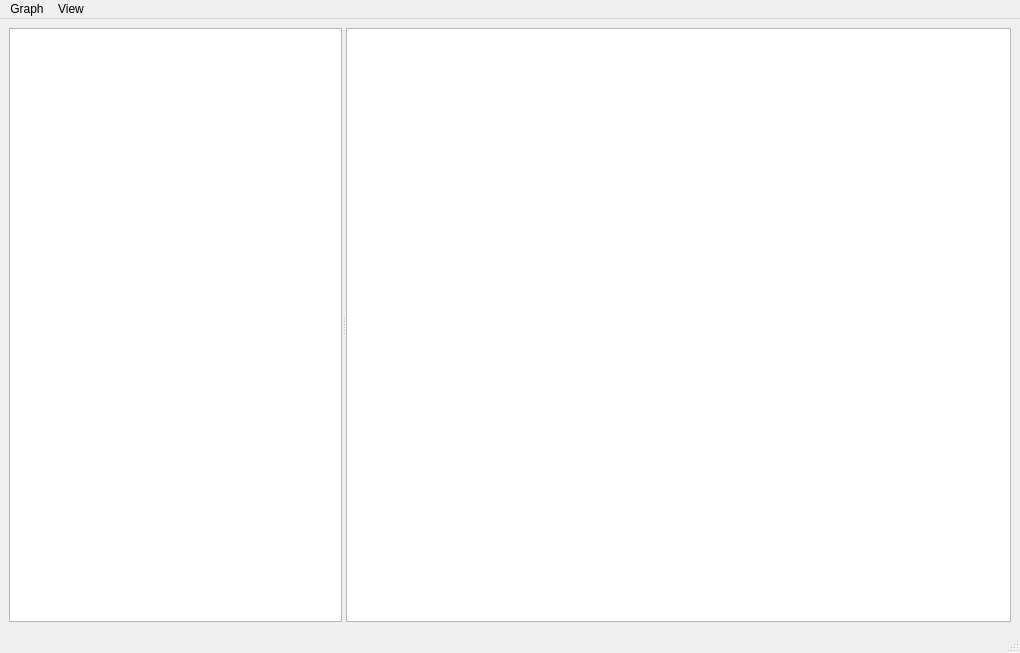
First picture: the form in spinetoolbox/ui/graph_view_form.ui, repository spine-tools/Spine-Toolbox, before the edit.
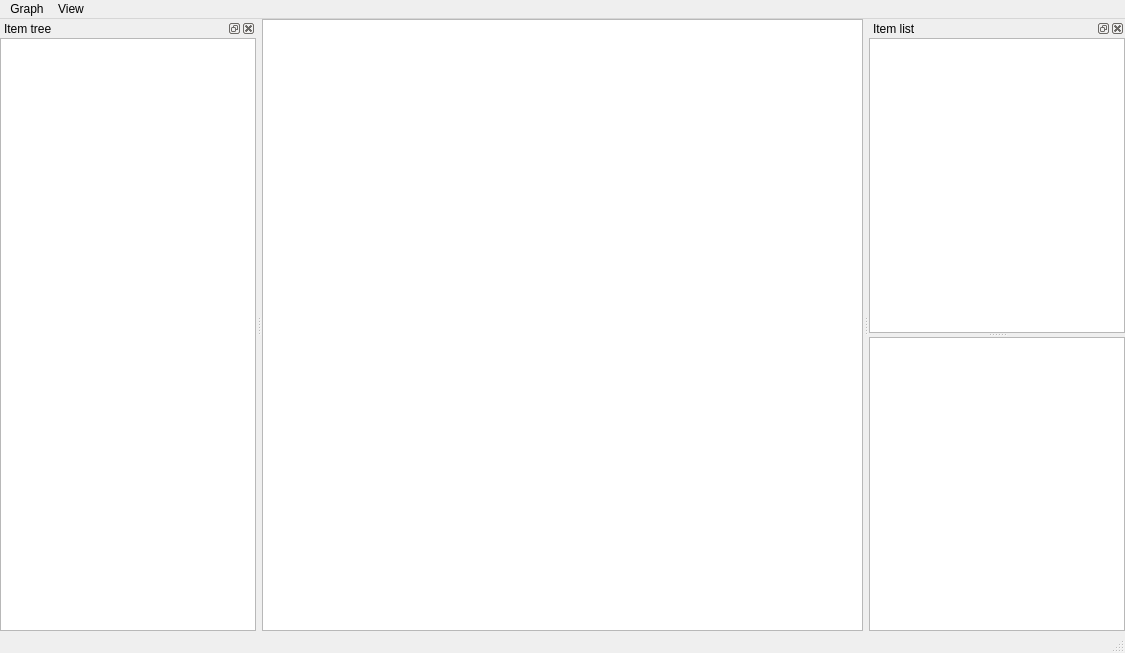
Second picture: the form after the edit. Custom widgets are drawn as their Qt base class.

Commit message: Issue #46 updated; - use dockwidgets. - use same ObjectTreeModel as TreeViewForm - towards adding items with dragndrop

The edit to the form file:
```diff
--- a/spinetoolbox/ui/graph_view_form.ui
+++ b/spinetoolbox/ui/graph_view_form.ui
@@ -18,7 +18,7 @@
    <rect>
     <x>0</x>
     <y>0</y>
-    <width>1020</width>
+    <width>1125</width>
     <height>653</height>
    </rect>
   </property>
@@ -27,36 +27,35 @@
   </property>
   <widget class="QWidget" name="centralwidget">
    <layout class="QVBoxLayout" name="verticalLayout_2">
+    <property name="spacing">
+     <number>6</number>
+    </property>
+    <property name="leftMargin">
+     <number>0</number>
+    </property>
+    <property name="topMargin">
+     <number>0</number>
+    </property>
+    <property name="rightMargin">
+     <number>0</number>
+    </property>
+    <property name="bottomMargin">
+     <number>0</number>
+    </property>
     <item>
-     <widget class="QSplitter" name="splitter_tree_graph">
-      <property name="orientation">
-       <enum>Qt::Horizontal</enum>
+     <widget class="GraphViewGraphicsView" name="graphicsView">
+      <property name="sizePolicy">
+       <sizepolicy hsizetype="Expanding" vsizetype="Expanding">
+        <horstretch>2</horstretch>
+        <verstretch>0</verstretch>
+       </sizepolicy>
       </property>
-      <widget class="QTreeView" name="treeView">
-       <property name="sizePolicy">
-        <sizepolicy hsizetype="Expanding" vsizetype="Expanding">
-         <horstretch>1</horstretch>
-         <verstretch>0</verstretch>
-        </sizepolicy>
-       </property>
-       <property name="selectionMode">
-        <enum>QAbstractItemView::ExtendedSelection</enum>
-       </property>
-      </widget>
-      <widget class="ZoomQGraphicsView" name="graphicsView">
-       <property name="sizePolicy">
-        <sizepolicy hsizetype="Expanding" vsizetype="Expanding">
-         <horstretch>2</horstretch>
-         <verstretch>0</verstretch>
-        </sizepolicy>
-       </property>
-       <property name="mouseTracking">
-        <bool>true</bool>
-       </property>
-       <property name="dragMode">
-        <enum>QGraphicsView::ScrollHandDrag</enum>
-       </property>
-      </widget>
+      <property name="mouseTracking">
+       <bool>true</bool>
+      </property>
+      <property name="dragMode">
+       <enum>QGraphicsView::ScrollHandDrag</enum>
+      </property>
      </widget>
     </item>
    </layout>
@@ -66,7 +65,7 @@
     <rect>
      <x>0</x>
      <y>0</y>
-     <width>1020</width>
+     <width>1125</width>
      <height>25</height>
     </rect>
    </property>
@@ -80,11 +79,193 @@
     <property name="title">
      <string>View</string>
     </property>
+    <widget class="QMenu" name="menuDock_Widgets">
+     <property name="title">
+      <string>Dock Widgets</string>
+     </property>
+    </widget>
+    <addaction name="menuDock_Widgets"/>
    </widget>
    <addaction name="menuGraph"/>
    <addaction name="menuView"/>
   </widget>
   <widget class="QStatusBar" name="statusbar"/>
+  <widget class="QDockWidget" name="dockWidget_item_list">
+   <property name="windowTitle">
+    <string>Item list</string>
+   </property>
+   <attribute name="dockWidgetArea">
+    <number>2</number>
+   </attribute>
+   <widget class="QWidget" name="dockWidgetContents">
+    <layout class="QVBoxLayout" name="verticalLayout_3">
+     <property name="spacing">
+      <number>0</number>
+     </property>
+     <property name="leftMargin">
+      <number>0</number>
+     </property>
+     <property name="topMargin">
+      <number>0</number>
+     </property>
+     <property name="rightMargin">
+      <number>0</number>
+     </property>
+     <property name="bottomMargin">
+      <number>0</number>
+     </property>
+     <item>
+      <widget class="QSplitter" name="splitter">
+       <property name="orientation">
+        <enum>Qt::Vertical</enum>
+       </property>
+       <widget class="ObjectClassListView" name="listView_object">
+        <property name="minimumSize">
+         <size>
+          <width>0</width>
+          <height>0</height>
+         </size>
+        </property>
+        <property name="font">
+         <font>
+          <pointsize>10</pointsize>
+         </font>
+        </property>
+        <property name="mouseTracking">
+         <bool>true</bool>
+        </property>
+        <property name="editTriggers">
+         <set>QAbstractItemView::NoEditTriggers</set>
+        </property>
+        <property name="showDropIndicator" stdset="0">
+         <bool>false</bool>
+        </property>
+        <property name="dragEnabled">
+         <bool>false</bool>
+        </property>
+        <property name="dragDropMode">
+         <enum>QAbstractItemView::NoDragDrop</enum>
+        </property>
+        <property name="defaultDropAction">
+         <enum>Qt::CopyAction</enum>
+        </property>
+        <property name="iconSize">
+         <size>
+          <width>32</width>
+          <height>32</height>
+         </size>
+        </property>
+        <property name="textElideMode">
+         <enum>Qt::ElideMiddle</enum>
+        </property>
+        <property name="movement">
+         <enum>QListView::Static</enum>
+        </property>
+        <property name="flow">
+         <enum>QListView::LeftToRight</enum>
+        </property>
+        <property name="isWrapping" stdset="0">
+         <bool>true</bool>
+        </property>
+        <property name="resizeMode">
+         <enum>QListView::Adjust</enum>
+        </property>
+        <property name="gridSize">
+         <size>
+          <width>112</width>
+          <height>64</height>
+         </size>
+        </property>
+        <property name="viewMode">
+         <enum>QListView::IconMode</enum>
+        </property>
+        <property name="uniformItemSizes">
+         <bool>false</bool>
+        </property>
+        <property name="wordWrap">
+         <bool>true</bool>
+        </property>
+        <property name="selectionRectVisible">
+         <bool>true</bool>
+        </property>
+       </widget>
+       <widget class="QListView" name="listView_relationship">
+        <property name="showDropIndicator" stdset="0">
+         <bool>false</bool>
+        </property>
+        <property name="dragEnabled">
+         <bool>false</bool>
+        </property>
+        <property name="dragDropMode">
+         <enum>QAbstractItemView::NoDragDrop</enum>
+        </property>
+        <property name="iconSize">
+         <size>
+          <width>24</width>
+          <height>24</height>
+         </size>
+        </property>
+        <property name="viewMode">
+         <enum>QListView::ListMode</enum>
+        </property>
+        <property name="uniformItemSizes">
+         <bool>true</bool>
+        </property>
+        <property name="wordWrap">
+         <bool>true</bool>
+        </property>
+       </widget>
+      </widget>
+     </item>
+    </layout>
+   </widget>
+  </widget>
+  <widget class="QDockWidget" name="dockWidget_item_tree">
+   <property name="windowTitle">
+    <string>Item tree</string>
+   </property>
+   <attribute name="dockWidgetArea">
+    <number>1</number>
+   </attribute>
+   <widget class="QWidget" name="dockWidgetContents_2">
+    <layout class="QVBoxLayout" name="verticalLayout">
+     <property name="spacing">
+      <number>6</number>
+     </property>
+     <property name="leftMargin">
+      <number>0</number>
+     </property>
+     <property name="topMargin">
+      <number>0</number>
+     </property>
+     <property name="rightMargin">
+      <number>0</number>
+     </property>
+     <property name="bottomMargin">
+      <number>0</number>
+     </property>
+     <item>
+      <widget class="QTreeView" name="treeView">
+       <property name="sizePolicy">
+        <sizepolicy hsizetype="Expanding" vsizetype="Expanding">
+         <horstretch>1</horstretch>
+         <verstretch>0</verstretch>
+        </sizepolicy>
+       </property>
+       <property name="editTriggers">
+        <set>QAbstractItemView::EditKeyPressed</set>
+       </property>
+       <property name="selectionMode">
+        <enum>QAbstractItemView::ExtendedSelection</enum>
+       </property>
+       <attribute name="headerVisible">
+        <bool>false</bool>
+       </attribute>
+      </widget>
+     </item>
+    </layout>
+   </widget>
+  </widget>
   <action name="actionBuild">
    <property name="text">
     <string>Rebuild</string>
@@ -93,13 +274,28 @@
     <string>F5</string>
    </property>
   </action>
+  <action name="actionDock_widgets">
+   <property name="text">
+    <string>Dock Widgets</string>
+   </property>
+  </action>
+  <action name="actiontodos">
+   <property name="text">
+    <string>todos</string>
+   </property>
+  </action>
  </widget>
  <customwidgets>
   <customwidget>
-   <class>ZoomQGraphicsView</class>
+   <class>GraphViewGraphicsView</class>
    <extends>QGraphicsView</extends>
    <header>widgets/custom_qgraphicsview.h</header>
   </customwidget>
+  <customwidget>
+   <class>ObjectClassListView</class>
+   <extends>QListView</extends>
+   <header>widgets/custom_qlistview.h</header>
+  </customwidget>
  </customwidgets>
  <resources/>
  <connections/>
```
The commit also changes 9 other files.
